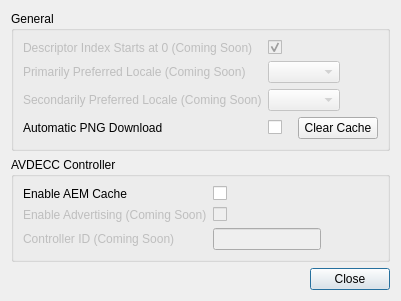
Before: the Qt Designer form src/settingsDialog.ui in christophe-calmejane/Hive, drawn with Qt 5.
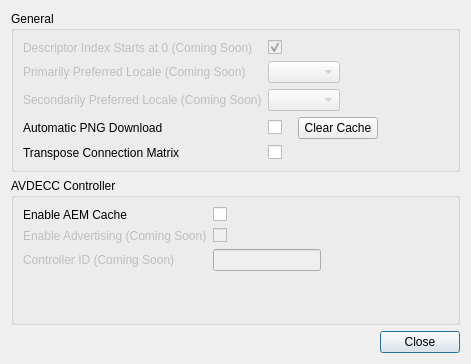
After: the same form once the commit is applied.

Commit message: Prepare transpose connection matrix settings

```diff
--- a/src/settingsDialog.ui
+++ b/src/settingsDialog.ui
@@ -6,8 +6,8 @@
    <rect>
     <x>0</x>
     <y>0</y>
-    <width>360</width>
-    <height>273</height>
+    <width>471</width>
+    <height>364</height>
    </rect>
   </property>
   <property name="sizePolicy">
@@ -116,6 +116,16 @@
         </item>
        </layout>
       </item>
+      <item row="4" column="0">
+       <widget class="QLabel" name="transposeConnectionMatrixLabel">
+        <property name="text">
+         <string>Transpose Connection Matrix</string>
+        </property>
+       </widget>
+      </item>
+      <item row="4" column="1">
+       <widget class="QCheckBox" name="transposeConnectionMatrixCheckBox"/>
+      </item>
      </layout>
     </widget>
    </item>
```
The commit also changes 4 other files.
